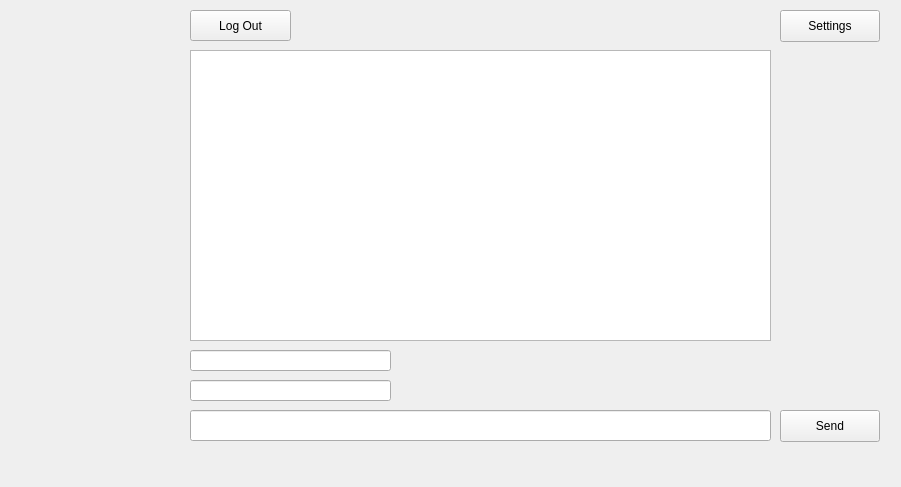
The window that mainwindow.ui (amorra1/vaulttalk) describes before a commit, drawn with Qt 5.
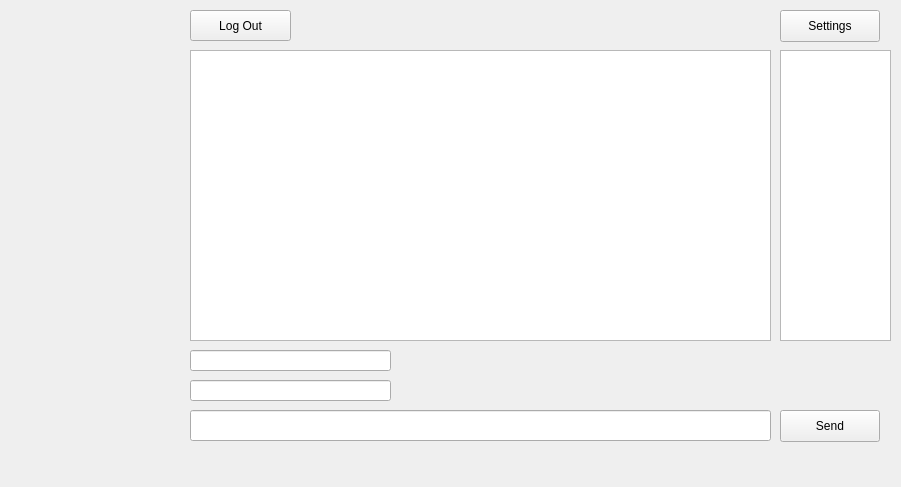
The same window after the commit.

```diff
--- a/mainwindow.ui
+++ b/mainwindow.ui
@@ -221,6 +221,16 @@
        <set>Qt::AlignmentFlag::AlignCenter</set>
       </property>
      </widget>
+     <widget class="QListWidget" name="settingsDisplay">
+      <property name="geometry">
+       <rect>
+        <x>780</x>
+        <y>60</y>
+        <width>111</width>
+        <height>291</height>
+       </rect>
+      </property>
+     </widget>
     </widget>
     <widget class="QWidget" name="signUpPage">
      <widget class="QLabel" name="titleLabel_2">
```
